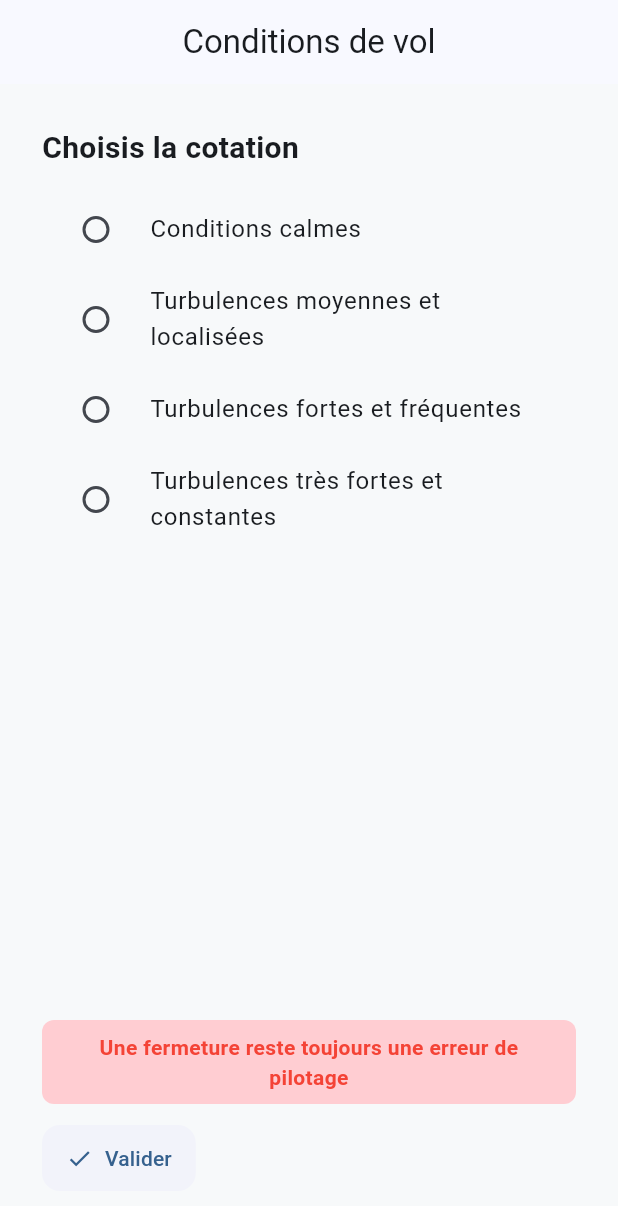
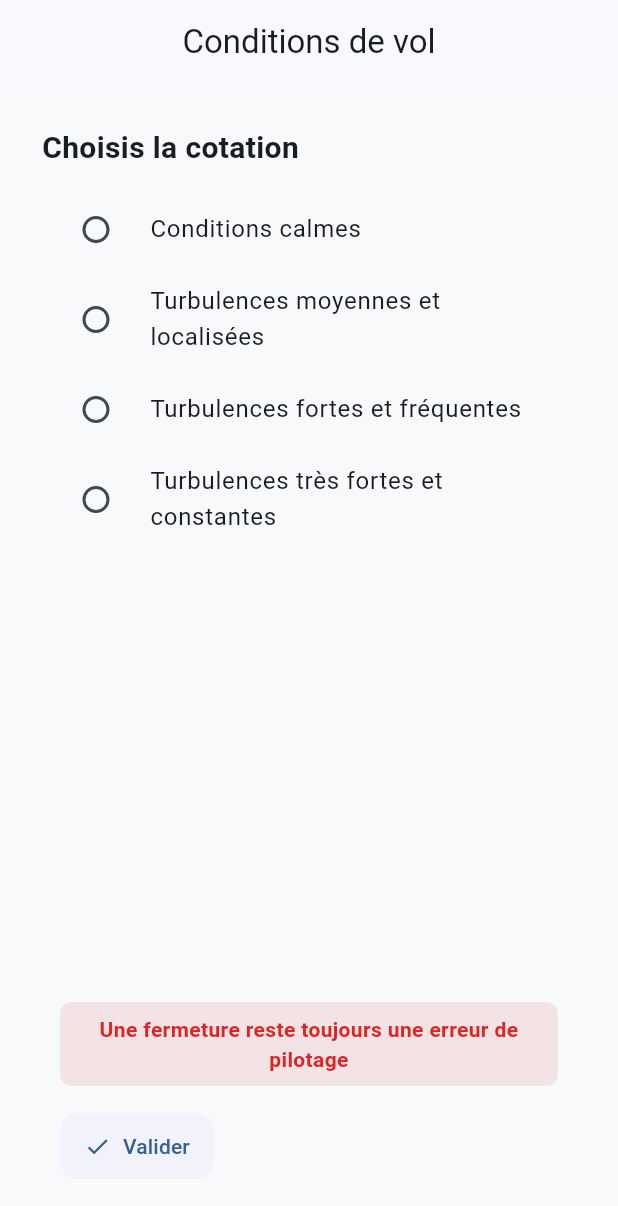
Before and after one commit to Diego-PB/ParaCheck, a Flutter app: the screen it shows after launch, on a phone screen of 412 x 824 dp. Shown: the top 1206 px of the screen. Run offline on Flutter 3.47's test engine with Material 3 defaults, Android fonts, the phone set to English and light mode, and no system bars.

Commit message:
utilisation d'UI KIT

```diff
--- a/app/paracheck/lib/pages/condition_vol.dart
+++ b/app/paracheck/lib/pages/condition_vol.dart
@@ -4,6 +4,7 @@ import 'package:paracheck/design/spacing.dart';
 import '../widgets/section_title.dart';
 import '../widgets/app_notice.dart';
 import '../widgets/primary_button.dart';
+import '../design/colors.dart';
 
 class ConditionVolPage extends StatefulWidget {
   const ConditionVolPage({super.key});
@@ -55,28 +56,40 @@ class _ConditionVolPageState extends State<ConditionVolPage> {
               ),
             const Spacer(),
             Padding(
-              padding: const EdgeInsets.only(bottom: AppSpacing.md),
+              padding: const EdgeInsets.symmetric(
+                horizontal: AppSpacing.md,
+                vertical: AppSpacing.sm,
+              ),
               child: Container(
                 width: double.infinity,
-                padding: const EdgeInsets.symmetric(vertical: 8, horizontal: 12),
+                padding: const EdgeInsets.symmetric(
+                  vertical: AppSpacing.sm,
+                  horizontal: AppSpacing.md,
+                ),
                 decoration: BoxDecoration(
-                  color: Colors.red.shade100,
+                  color: AppColors.danger.withOpacity(0.1),
                   borderRadius: BorderRadius.circular(8),
                 ),
                 child: const Text(
                   'Une fermeture reste toujours une erreur de pilotage',
                   style: TextStyle(
-                    color: Colors.red,
+                    color: AppColors.danger,
                     fontWeight: FontWeight.bold,
                   ),
                   textAlign: TextAlign.center,
                 ),
               ),
             ),
-            PrimaryButton(
-              label: 'Valider',
-              icon: Icons.check,
-              onPressed: () {},
+            Padding(
+              padding: const EdgeInsets.symmetric(
+                horizontal: AppSpacing.md,
+                vertical: AppSpacing.sm,
+              ),
+              child: PrimaryButton(
+                label: 'Valider',
+                icon: Icons.check,
+                onPressed: () {},
+              ),
             ),
           ],
         ),
```
